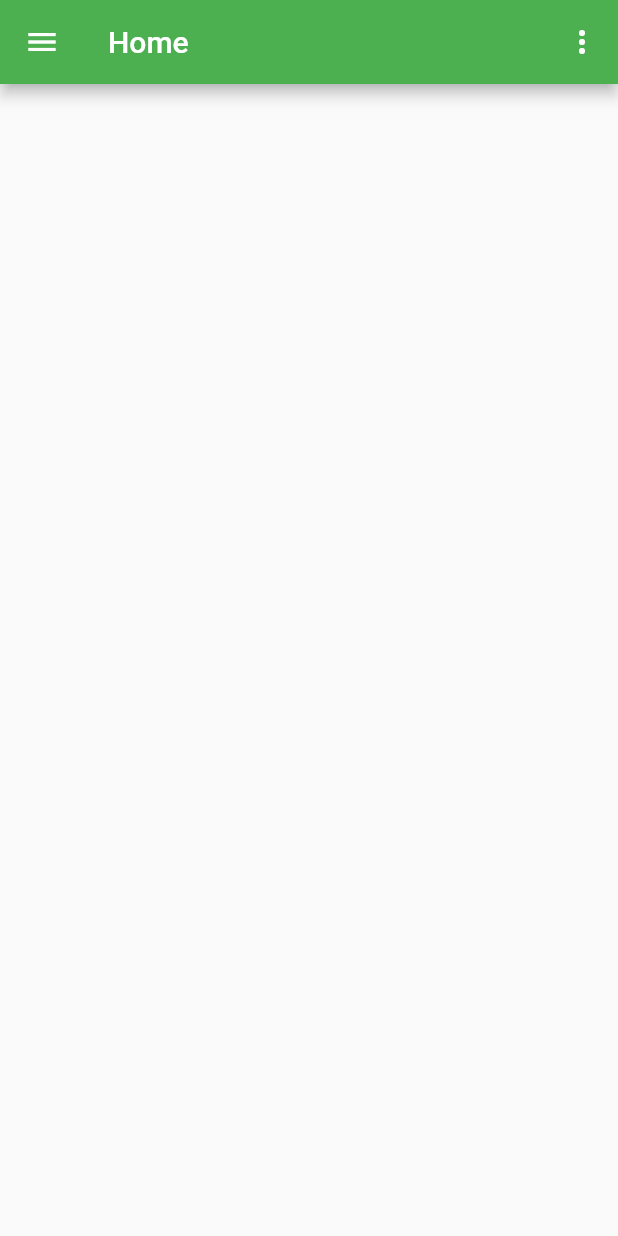
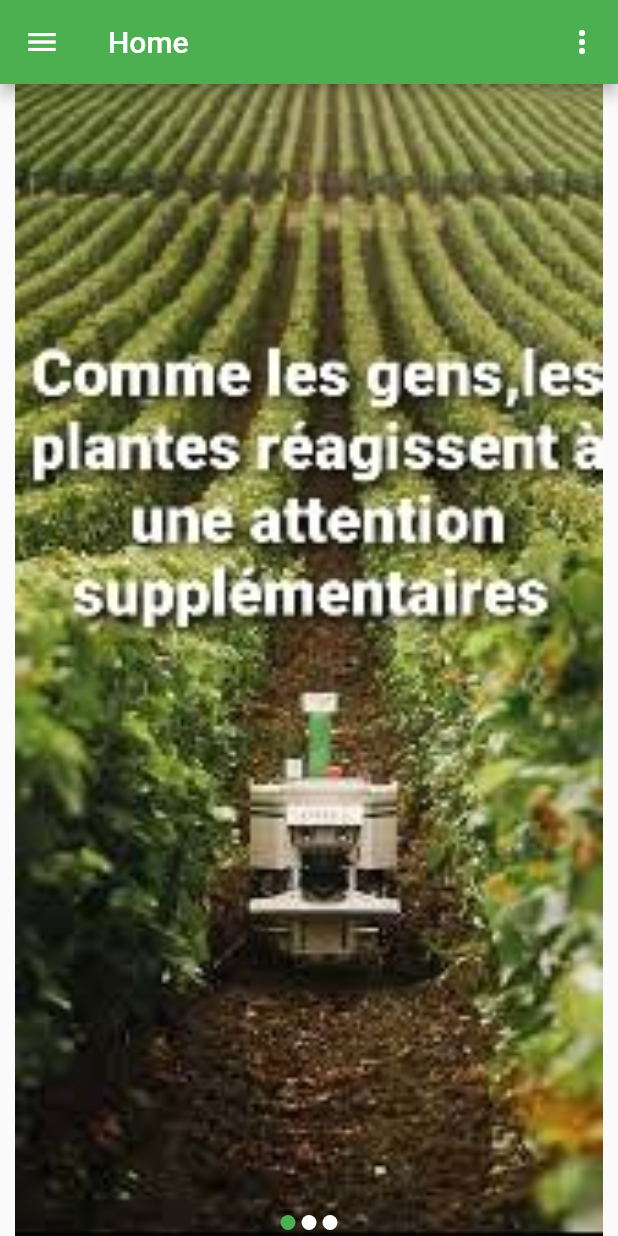
Before and after one commit to amirazribi/Agro, a Flutter app: the HomeView screen opened by its route, on a phone screen of 412 x 824 dp. Run offline on Flutter 3.47's test engine with Material 2 defaults, Android fonts, the phone set to English and light mode, and no system bars; drawn by our look-alikes of carousel_slider; our stand-ins replace cloud_firestore, firebase_auth, firebase_core, flutter_form_builder, get, get_storage; missing offline and left inert: duration_picker, form_builder_image_picker; accounts and stored records are empty.

Commit message:
implement home screen and analyse

```diff
--- a/lib/ui/auth/register_view.dart
+++ b/lib/ui/auth/register_view.dart
@@ -70,7 +70,7 @@ class RegisterView extends StatelessWidget {
                       items: Constants.roles.map((e) =>
                       DropdownMenuItem(value: e, child: Text(e))).toList(),
                       onChanged: (item) {
-                        authController.isDoctor = item == Constants.doctor;
+                        authController.isDoctor = item?.toLowerCase() == Constants.doctor.toLowerCase();
                       }),
                   verticalSpaceMedium,
                   PrimaryButton(
--- /dev/null
+++ b/lib/ui/doctor/home/home_controller.dart
@@ -0,0 +1,12 @@
+import 'package:get/get.dart';
+import 'package:get/get_state_manager/src/simple/get_controllers.dart';
+
+class HomeController extends GetxController {
+  final imageSliders = [
+    "assets/carousel1.jpg",
+    "assets/carousel2.jpg",
+    "assets/carousel3.jpg"
+  ];
+  final activeIndex = 0.obs;
+
+}
--- a/lib/ui/doctor/home/home_view.dart
+++ b/lib/ui/doctor/home/home_view.dart
@@ -1,5 +1,6 @@
+import 'package:carousel_slider/carousel_slider.dart';
 import 'package:detection/ui/auth/login_view.dart';
-import 'package:detection/ui/components/utils.dart';
+import 'package:detection/ui/doctor/home/home_controller.dart';
 import 'package:flutter/material.dart';
 import 'package:get/get.dart';
 
@@ -7,17 +8,13 @@ import '../../auth/controllers/auth_controller.dart';
 import 'main_drawer.dart';
 
 class HomeView extends StatelessWidget {
-  const HomeView({Key? key}) : super(key: key);
+  HomeView({Key? key}) : super(key: key);
+  final homeController = Get.put(HomeController());
+  final authController = AuthController.to;
 
   @override
   Widget build(BuildContext context) {
-    return GetBuilder<AuthController>(
-      init: AuthController(),
-      builder: (controller) => controller.firestoreUser.value!.uid == null
-          ? Center(
-        child: CircularProgressIndicator(),
-      )
-          : Scaffold(
+    return Scaffold(
       appBar: AppBar(
         title: Text('Home'),
         actions: [
@@ -37,7 +34,7 @@ class HomeView extends StatelessWidget {
 
                 case 1:
                   {
-                      controller.signOut();
+                    authController.signOut();
                     Get.offAll(LoginView());
                     break;
                   }
@@ -47,13 +44,46 @@ class HomeView extends StatelessWidget {
         ],
       ),
       drawer: MainDrawer(),
-        body: Center(
-          child: Column(
-            children: const [
+      body: Stack(
+        alignment: AlignmentDirectional.bottomCenter,
+        children: [
+          CarouselSlider(
+            items:
+                homeController.imageSliders.map((e) => Image.asset(e , fit: BoxFit.fill,)).toList(),
+            options: CarouselOptions(
+              autoPlay: true,
+              height: double.maxFinite,
+              enlargeCenterPage: true,
+              viewportFraction: 1,
+aspectRatio: 1.2,
+              onPageChanged: (index, value)
+                  {homeController.activeIndex.value = index ;
+                  homeController.update();},
 
-            ],
+              initialPage: 2,
             ),
           ),
+          Obx(
+            () => Row(
+              mainAxisAlignment: MainAxisAlignment.center,
+              children: homeController.imageSliders.map((url) {
+                int index = homeController.imageSliders.indexOf(url);
+                return Container(
+                  width: 10.0,
+                  height: 10.0,
+                  margin:
+                      EdgeInsets.symmetric(vertical: 4.0, horizontal: 2.0),
+                  decoration: BoxDecoration(
+                    shape: BoxShape.circle,
+                    color: homeController.activeIndex.value == index
+                        ? Colors.green
+                        : Colors.white,
+                  ),
+                );
+              }).toList(),
+            ),
+          )
+        ],
       ),
     );
   }
--- a/lib/ui/doctor/serre/add/add_serre_view.dart
+++ b/lib/ui/doctor/serre/add/add_serre_view.dart
@@ -53,8 +53,11 @@ class AddSerreView extends StatelessWidget {
                               alignment: AlignmentDirectional.center,
                               value: nature,
                               child: Row(
+
                                 children: [
-                                  Image.asset("assets/$nature.jpg"),
+                                  Image.asset("assets/${nature.toLowerCase()}.jpg" , width: 45,
+                                  height:40),
+                                  horizontalSpaceMedium,
                                   Text(nature),
                                 ],
                               ),
```
Also changed, not shown: lib/ui/doctor/analyse/analyse_view.dart (+118 -11 lines), lib/ui/doctor/serre/detail/serre_detail_controller.dart (+59 -15 lines), pubspec.yaml (+7 -0 lines), assets/1.jpg (added), assets/2.jpg (added), assets/3.jpg (added), assets/carousel1.jpg (added), assets/carousel2.jpg (added), assets/carousel3.jpg (added), pubspec.lock. Lines whose indentation alone changed are shown as unchanged.
